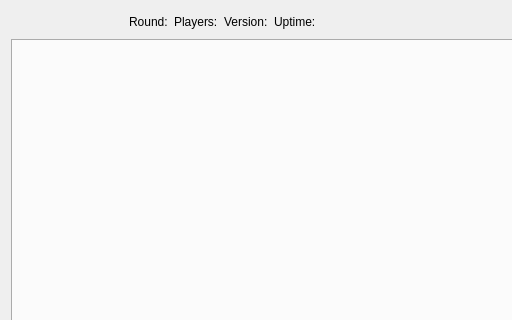
First picture: the form in src/client/game/bf4/BF4MainWidget.ui, repository OpenRcon/OpenRcon, before the edit; both pictures show x 0 to 512 and y 0 to 320 of the 800 by 600 pixel window.
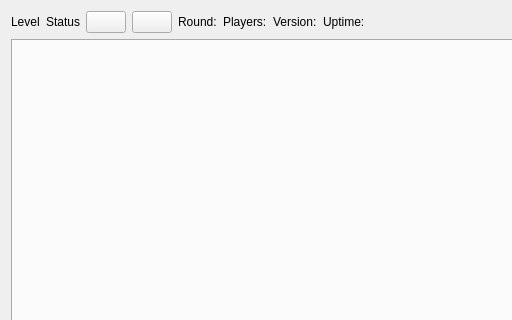
Second picture: the form after the edit. Icons and pictures are not drawn.

```diff
--- a/src/client/game/bf4/BF4MainWidget.ui
+++ b/src/client/game/bf4/BF4MainWidget.ui
@@ -19,14 +19,14 @@
      <item>
       <widget class="QLabel" name="label_si_level">
        <property name="text">
-        <string/>
+        <string>Level</string>
        </property>
       </widget>
      </item>
      <item>
       <widget class="QLabel" name="label_si_status">
        <property name="text">
-        <string/>
+        <string>Status</string>
        </property>
       </widget>
      </item>
@@ -55,7 +55,7 @@
         <bool>false</bool>
        </property>
        <property name="flat">
-        <bool>true</bool>
+        <bool>false</bool>
        </property>
       </widget>
      </item>
@@ -96,7 +96,7 @@
         <bool>false</bool>
        </property>
        <property name="flat">
-        <bool>true</bool>
+        <bool>false</bool>
        </property>
       </widget>
      </item>
```
